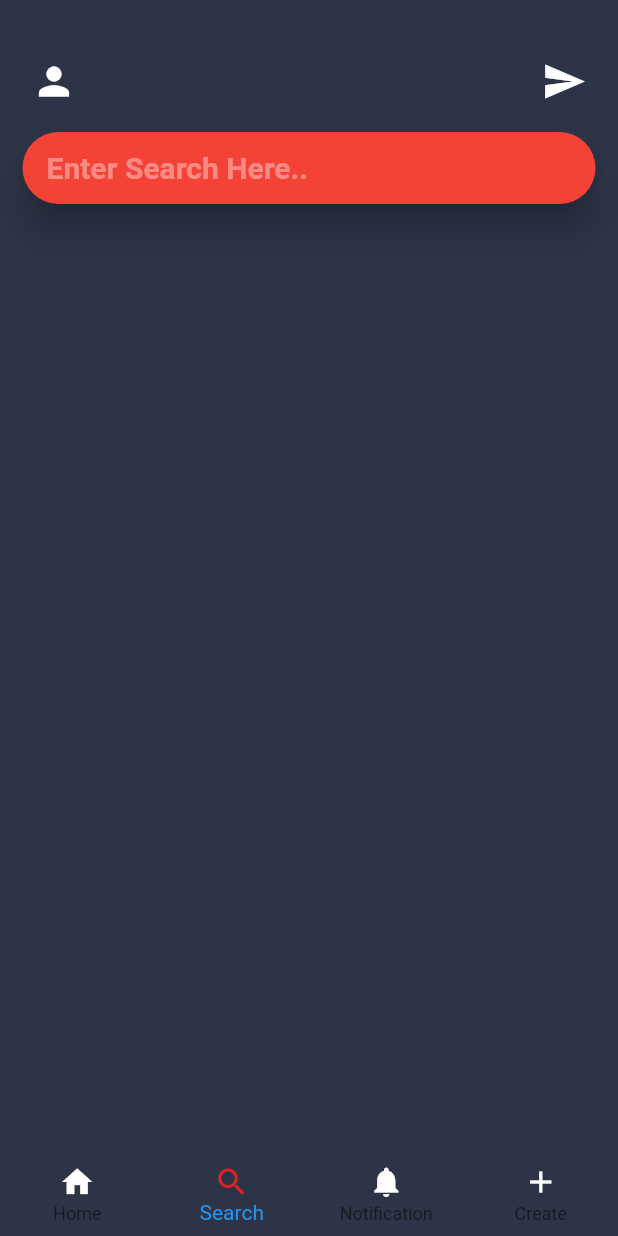
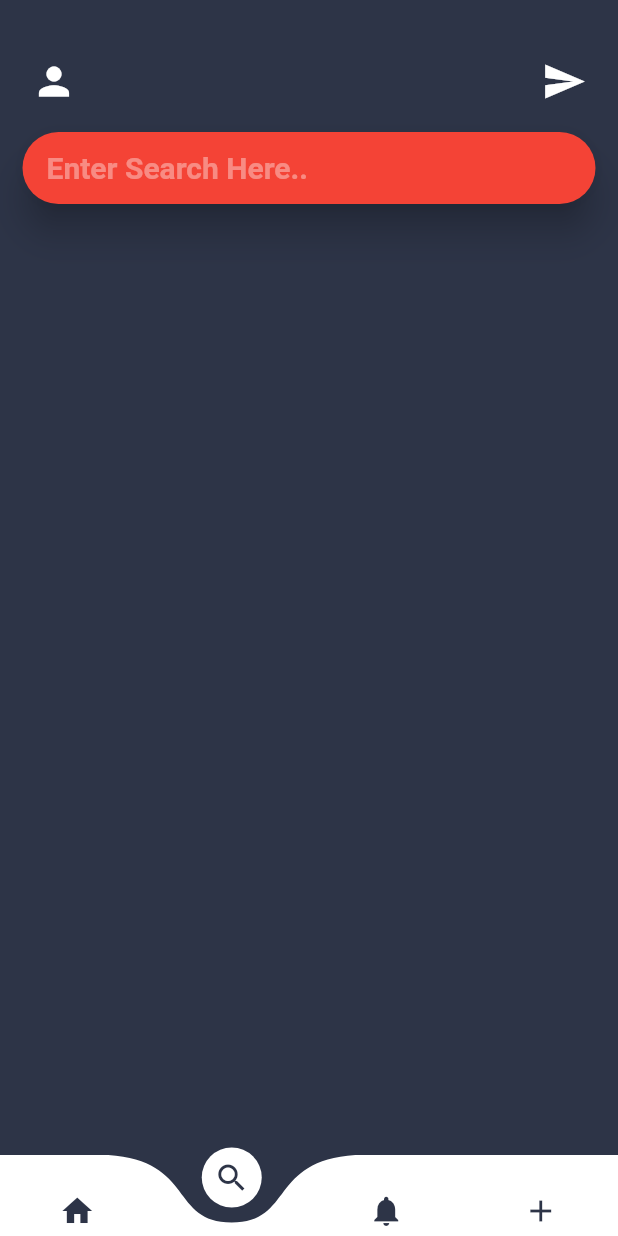
Before and after one commit to aethiop/meme_for_genz, a Flutter app: the screen it shows after launch, item 2 of the bottom bar chosen, on a phone screen of 412 x 824 dp. Run offline on Flutter 3.47's test engine with Material 2 defaults, Android fonts, the phone set to English and light mode, and no system bars; drawn by our look-alikes of curved_navigation_bar; our stand-ins replace bubble_tab_indicator.

Commit message:
nav bar update

```diff
--- a/memez_front_end/lib/main.dart
+++ b/memez_front_end/lib/main.dart
@@ -1,4 +1,5 @@
 import 'package:flutter/material.dart';
+import 'package:curved_navigation_bar/curved_navigation_bar.dart';
 import 'pages/search_page.dart';
 import 'pages/home_page.dart';
 import 'pages/notification_page.dart';
@@ -197,44 +198,22 @@ class _MainAppState extends State<MainApp> {
         ),
       ),
       body: _children[_currentIndex],
-      bottomNavigationBar: BottomNavigationBar(
-        selectedIconTheme: IconThemeData(color: Color(0xFFE52020)),
-        showSelectedLabels: true,
-        unselectedIconTheme: IconThemeData(color: Colors.white),
-        elevation: 0,
-        backgroundColor: Color(0xFF2d3447),
-        onTap: (int i) {
-          setState(() {
-            _currentIndex = i;
-          });
-        },
-        currentIndex: _currentIndex,
-        type: BottomNavigationBarType.fixed,
-        items: [
-          BottomNavigationBarItem(
-              icon: Icon(Icons.home),
-              title: Text("Home", style: TextStyle(color: Colors.white))),
-          BottomNavigationBarItem(
-              icon: Icon(
-                Icons.search,
-              ),
-              title: Text("Search", style: TextStyle(color: Colors.white))),
-          BottomNavigationBarItem(
-              icon: Icon(
-                Icons.notifications,
-              ),
-              title: Text(
-                "Notification",
-                style: TextStyle(color: Colors.white),
-              )),
-          BottomNavigationBarItem(
-              icon: Icon(Icons.add),
-              title: Text(
-                "Create",
-                style: TextStyle(color: Colors.white),
-              ))
-        ],
-      ),
+      bottomNavigationBar: CurvedNavigationBar(
+          animationDuration: Duration(milliseconds: 300),
+          height: 54,
+          backgroundColor: Color(0xFF2d3447),
+          color: Colors.white,
+          onTap: (index) {
+            setState(() {
+              _currentIndex = index;
+            });
+          },
+          items: <Widget>[
+            Icon(Icons.home, color: Color(0xFF2d3447)),
+            Icon(Icons.search, color: Color(0xFF2d3447)),
+            Icon(Icons.notifications, color: Color(0xFF2d3447)),
+            Icon(Icons.add, color: Color(0xFF2d3447))
+          ]),
       backgroundColor: Color(0xFF2d3447),
     );
   }
--- a/memez_front_end/pubspec.yaml
+++ b/memez_front_end/pubspec.yaml
@@ -24,6 +24,7 @@ dependencies:
   # Use with the CupertinoIcons class for iOS style icons.
   cupertino_icons: ^0.1.2
   bubble_tab_indicator: ^0.1.4
+  curved_navigation_bar: ^0.3.2
 dev_dependencies:
   flutter_test:
     sdk: flutter
```
Also changed, not shown: memez_front_end/pubspec.lock.
